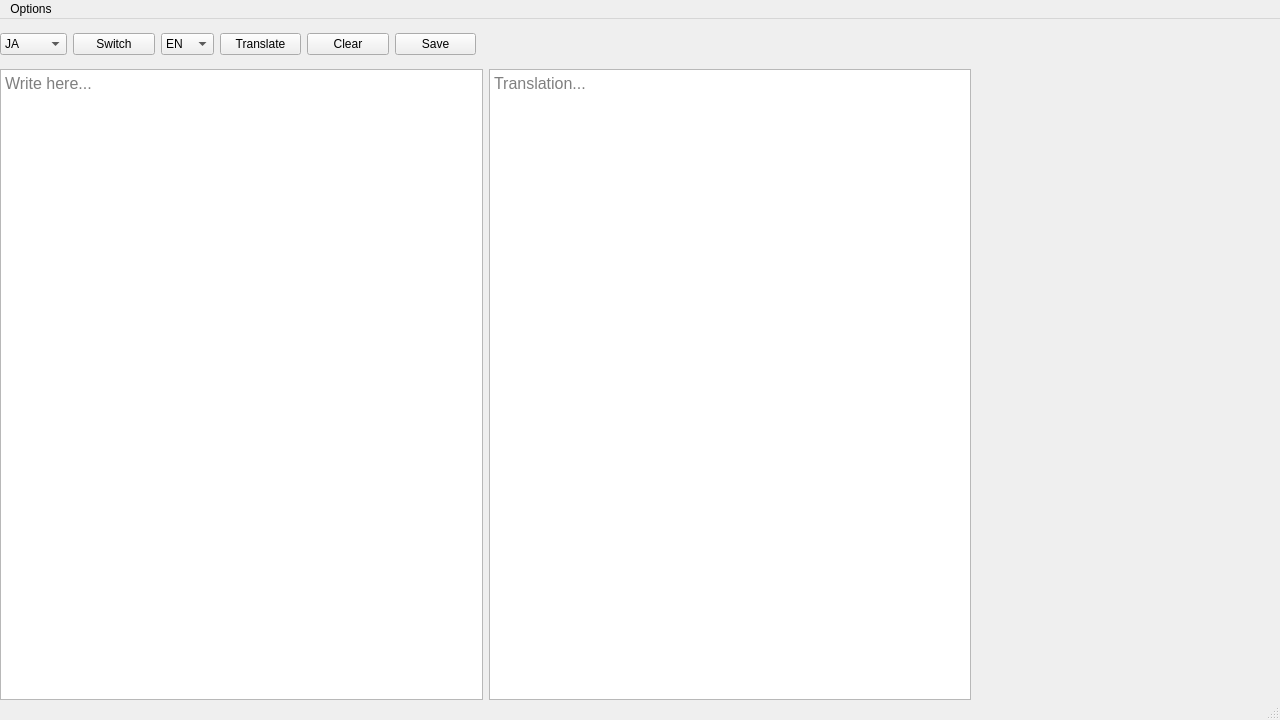
Qt form mainwindow.ui (misusi/nihongogawakarimashita) before a commit.
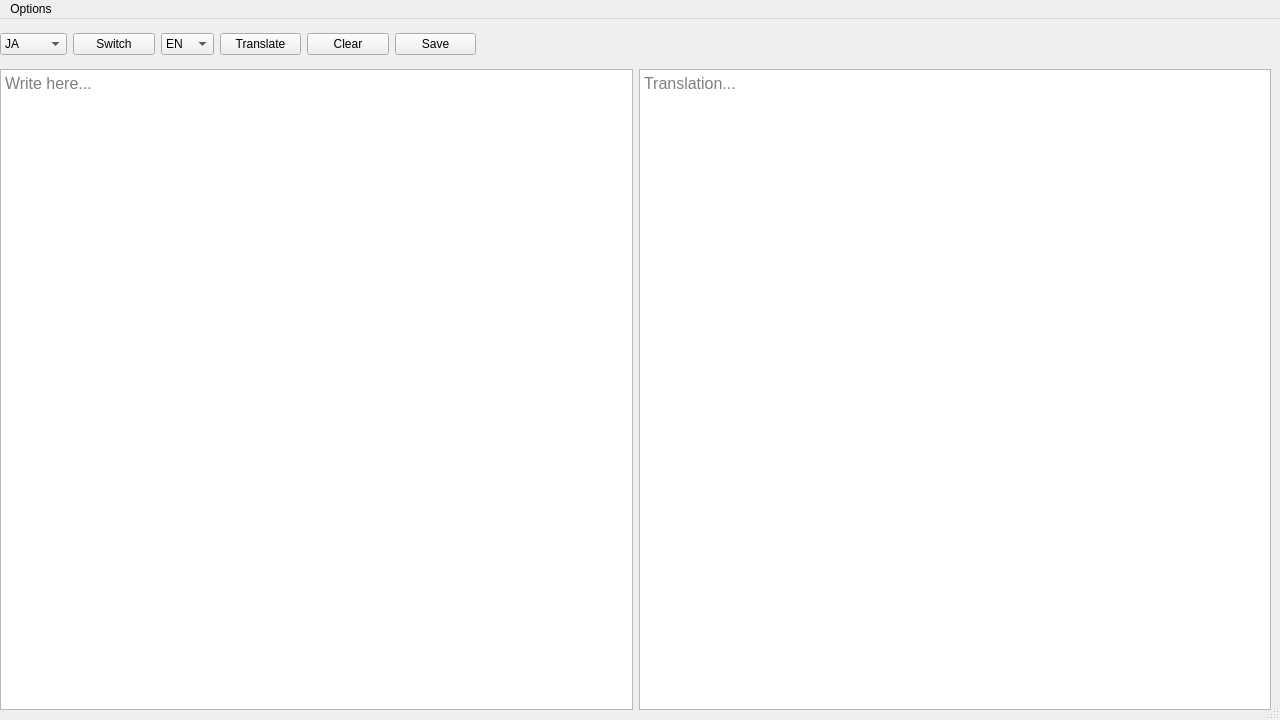
The same form after that commit.

Commit message: Fix window sizing

```diff
--- a/mainwindow.ui
+++ b/mainwindow.ui
@@ -24,8 +24,8 @@
   </property>
   <property name="maximumSize">
    <size>
-    <width>16777215</width>
-    <height>16777215</height>
+    <width>1280</width>
+    <height>764</height>
    </size>
   </property>
   <property name="windowTitle">
@@ -33,7 +33,7 @@
   </property>
   <widget class="QWidget" name="centralwidget">
    <property name="sizePolicy">
-    <sizepolicy hsizetype="MinimumExpanding" vsizetype="MinimumExpanding">
+    <sizepolicy hsizetype="Fixed" vsizetype="Fixed">
      <horstretch>0</horstretch>
      <verstretch>0</verstretch>
     </sizepolicy>
@@ -46,8 +46,8 @@
    </property>
    <property name="maximumSize">
     <size>
-     <width>16777215</width>
-     <height>16777215</height>
+     <width>1280</width>
+     <height>720</height>
     </size>
    </property>
    <property name="sizeIncrement">
@@ -61,8 +61,8 @@
      <rect>
       <x>0</x>
       <y>50</y>
-      <width>971</width>
-      <height>631</height>
+      <width>1271</width>
+      <height>641</height>
      </rect>
     </property>
     <layout class="QHBoxLayout" name="horizontalLayout">
```
The commit also changes 7 other files.
